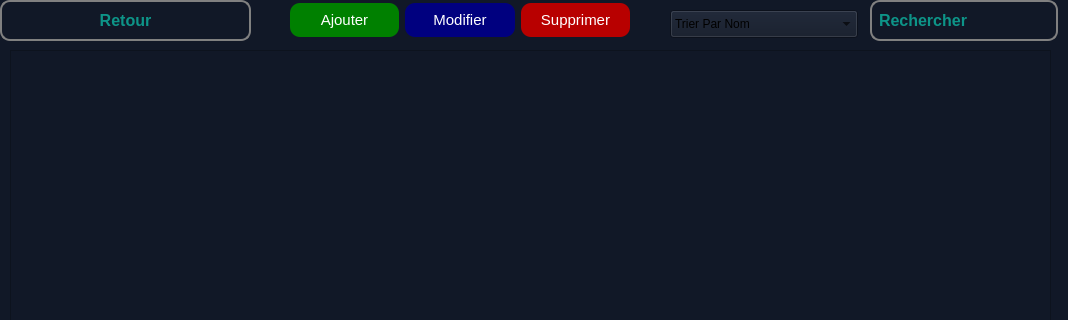
First picture: the form in mainwindow.ui, repository jmaimohamed/Smart_Contracting_And_Construction_Company_2A2, before the edit; both pictures show x 0 to 1068 and y 0 to 320 of the 1068 by 699 pixel window.
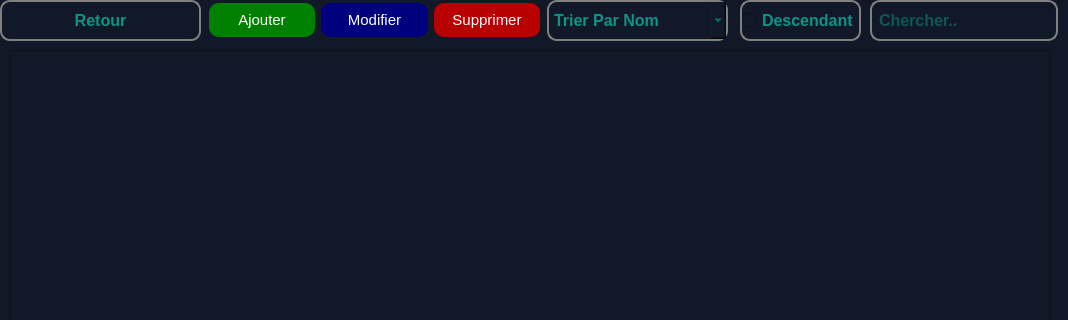
Second picture: the form after the edit. The open tabs and pages were chosen to show the change. Icons and pictures are not drawn.

Diff of the .ui file:
```diff
--- a/mainwindow.ui
+++ b/mainwindow.ui
@@ -336,12 +336,21 @@
      <widget class="QComboBox" name="tri_emp">
       <property name="geometry">
        <rect>
-        <x>670</x>
-        <y>10</y>
-        <width>188</width>
-        <height>28</height>
+        <x>547</x>
+        <y>0</y>
+        <width>181</width>
+        <height>41</height>
        </rect>
       </property>
+      <property name="styleSheet">
+       <string notr="true">border: 2px solid grey;
+padding: 5px;
+color: teal;
+border-radius: 10px;
+color: #0d9488;
+font-size: 16px;
+font-weight: bold;</string>
+      </property>
       <item>
        <property name="text">
         <string>Trier Par Nom</string>
@@ -361,9 +370,9 @@
      <widget class="QWidget" name="horizontalLayoutWidget">
       <property name="geometry">
        <rect>
-        <x>290</x>
+        <x>209</x>
         <y>0</y>
-        <width>340</width>
+        <width>331</width>
         <height>41</height>
        </rect>
       </property>
@@ -445,10 +454,10 @@
 font-weight: bold;</string>
       </property>
       <property name="text">
-       <string>Rechercher</string>
+       <string/>
       </property>
       <property name="placeholderText">
-       <string>chercher...</string>
+       <string>Chercher..</string>
       </property>
      </widget>
      <widget class="QPushButton" name="Retour_employe_3">
@@ -456,7 +465,7 @@
        <rect>
         <x>0</x>
         <y>0</y>
-        <width>251</width>
+        <width>201</width>
         <height>41</height>
        </rect>
       </property>
@@ -473,6 +482,28 @@
        <string>Retour</string>
       </property>
      </widget>
+     <widget class="QCheckBox" name="direc">
+      <property name="geometry">
+       <rect>
+        <x>740</x>
+        <y>0</y>
+        <width>121</width>
+        <height>41</height>
+       </rect>
+      </property>
+      <property name="styleSheet">
+       <string notr="true">border: 2px solid grey;
+padding: 0px;
+color: teal;
+border-radius: 10px;
+color: #0d9488;
+font-size: 16px;
+font-weight: bold;</string>
+      </property>
+      <property name="text">
+       <string>Descendant</string>
+      </property>
+     </widget>
     </widget>
     <widget class="QWidget" name="ajouter_emp_p">
      <widget class="QWidget" name="formLayoutWidget">
```
Left out of the diff: 3 changed lines with no effect on the pictures.
